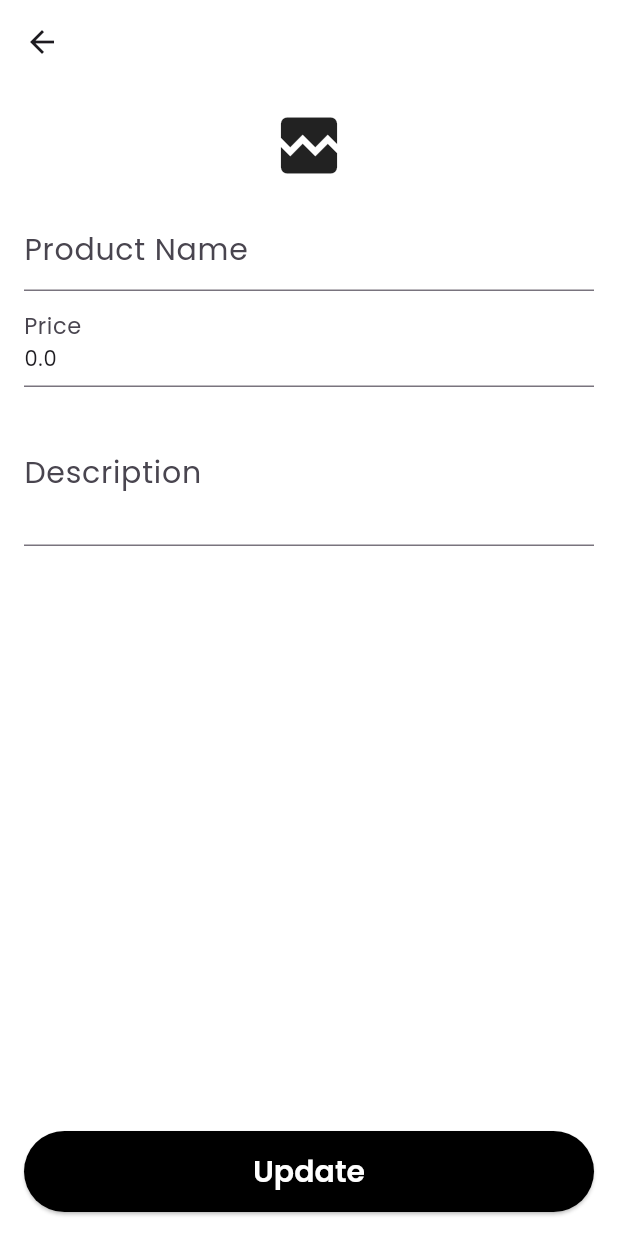
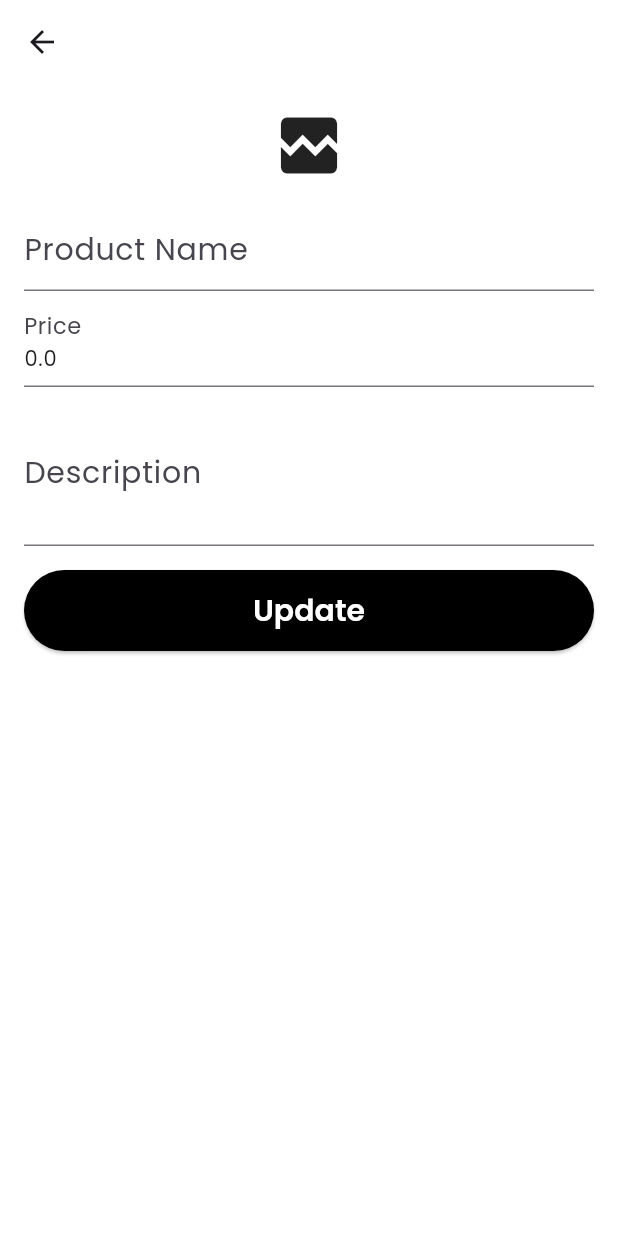
Before and after one commit to LasenSanvidu/bizmart, a Flutter app: the ProductDetailsPage screen opened directly with empty values, on a phone screen of 412 x 824 dp. Run offline on Flutter 3.47's test engine with Material 3 defaults, Android fonts, the phone set to English and light mode, and no system bars; our stand-ins replace cached_network_image, carousel_slider, cloud_firestore, curved_navigation_bar, dio, firebase_auth and 15 more; missing offline and left inert: flutter_firebase_chat_core, flutter_stripe; accounts and stored records are empty.

```diff
--- a/lib/shop/add_product_page.dart
+++ b/lib/shop/add_product_page.dart
@@ -141,7 +141,7 @@ class _AddProductPageState extends State<AddProductPage> {
               _buildTextField(_productPriceController, "Price", isNumber: true),
               _buildImagePicker(),
               _buildTextField(_productDescripController, "Description",
-                  lines: 3),
+                  lines: 6),
               SizedBox(height: 60),
               _buildAddProductButton(),
             ],
--- a/lib/shop/product_details_businessman.dart
+++ b/lib/shop/product_details_businessman.dart
@@ -181,8 +181,10 @@ class _ProductDetailsPageState extends State<ProductDetailsPage> {
         centerTitle: true,
         backgroundColor: Colors.white,
       ),
-      body: Padding(
+      body: SafeArea(
+        child: Padding(
           padding: const EdgeInsets.all(16.0),
+          child: SingleChildScrollView(
             child: Column(
               crossAxisAlignment: CrossAxisAlignment.start,
               children: [
@@ -237,7 +239,7 @@ class _ProductDetailsPageState extends State<ProductDetailsPage> {
                 ),
                 const SizedBox(height: 16),
 
-            const Spacer(),
+                //const Spacer(),
                 SizedBox(
                   width: double.infinity,
                   child: ElevatedButton(
@@ -260,6 +262,8 @@ class _ProductDetailsPageState extends State<ProductDetailsPage> {
               ],
             ),
           ),
+        ),
+      ),
     );
   }
 }
--- a/lib/shop/shop.dart
+++ b/lib/shop/shop.dart
@@ -241,7 +241,7 @@ class _ShopPageState extends State<ShopPage> {
           Padding(
             padding: const EdgeInsets.symmetric(horizontal: 8.0, vertical: 4.0),
             child: Text(
-              '\$${product.prodprice.toStringAsFixed(2)}',
+              '\RS ${product.prodprice.toStringAsFixed(2)}',
               style: GoogleFonts.poppins(
                   color: Colors.black,
                   fontWeight: FontWeight.w600,
```
Also changed, not shown: lib/statefull.dart (added), 1 other file. Lines whose indentation alone changed are shown as unchanged.
